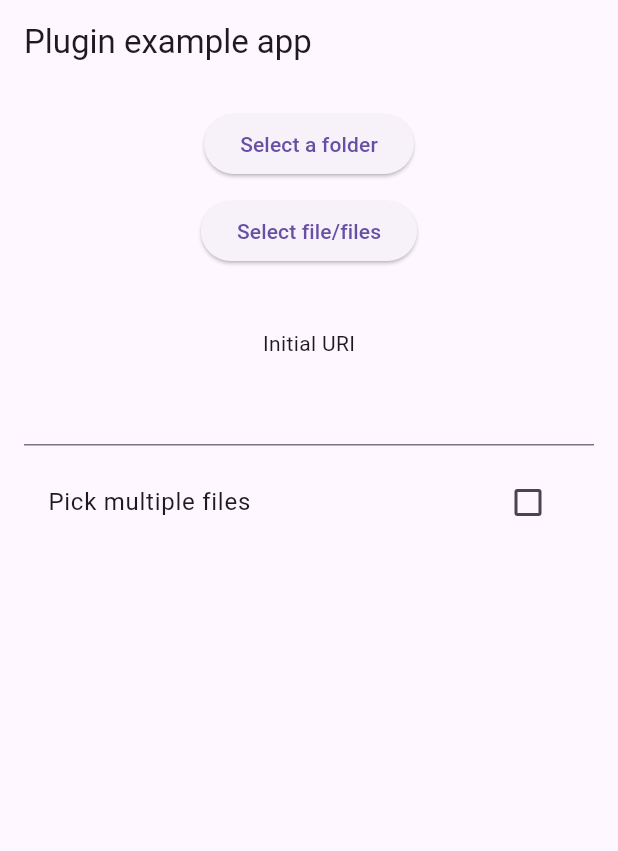
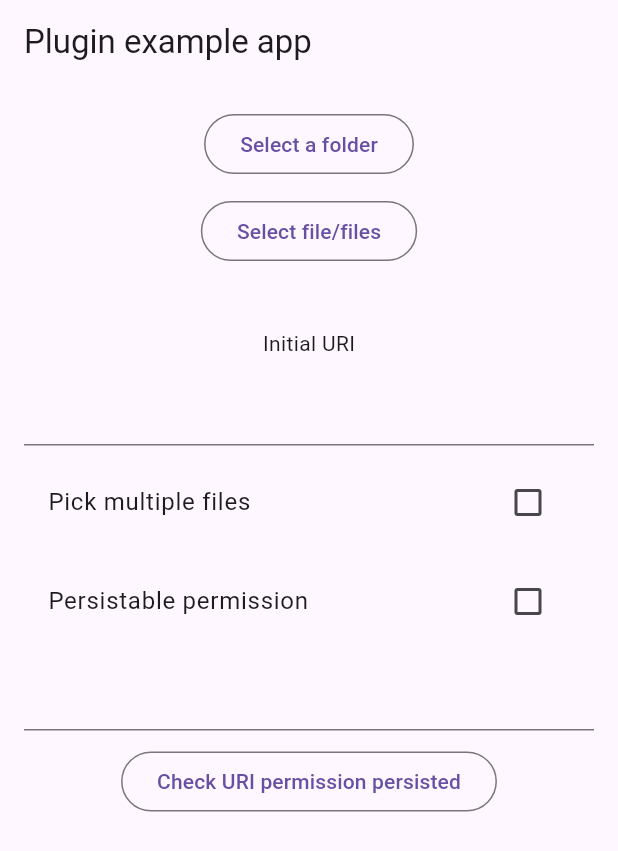
Before and after one commit to flutter-cavalry/saf_util, a Flutter app: the screen it shows after launch, after a tap on "Select a folder", on a phone screen of 412 x 824 dp. Shown: the top 851 px of the screen. Run offline on Flutter 3.47's test engine with Material 3 defaults, Android fonts, the phone set to English and light mode, and no system bars; our stand-ins replace plugin_platform_interface; missing offline and left inert: fc_quick_dialog, tmp_path.

Commit message:
Update example project

```diff
--- a/example/lib/main.dart
+++ b/example/lib/main.dart
@@ -1,3 +1,4 @@
+import 'package:fc_quick_dialog/fc_quick_dialog.dart';
 import 'package:flutter/material.dart';
 import 'package:saf_util/saf_util.dart';
 import 'package:saf_util_example/folder_route.dart';
@@ -17,18 +18,23 @@ class _MyAppState extends State<MyApp> {
   final _safUtilPlugin = SafUtil();
   var _status = '';
   var _multipleFiles = false;
-  late TextEditingController _controller;
+  var _persistablePermission = false;
+  late TextEditingController _initialUriController;
   var _initialUri = '';
+  late TextEditingController _checkPersistablePermissionInputController;
+  var _checkPersistablePermissionInput = '';
 
   @override
   void initState() {
     super.initState();
-    _controller = TextEditingController();
+    _initialUriController = TextEditingController();
+    _checkPersistablePermissionInputController = TextEditingController();
   }
 
   @override
   void dispose() {
-    _controller.dispose();
+    _initialUriController.dispose();
+    _checkPersistablePermissionInputController.dispose();
     super.dispose();
   }
 
@@ -43,11 +49,13 @@ class _MyAppState extends State<MyApp> {
         child: Column(
           spacing: 10,
           children: [
-            ElevatedButton(
+            OutlinedButton(
               onPressed: () async {
                 try {
                   final dir = await _safUtilPlugin.pickDirectory(
-                      writePermission: true, initialUri: _initialUri);
+                      writePermission: true,
+                      initialUri: _initialUri,
+                      persistablePermission: _persistablePermission);
                   if (dir == null) {
                     return;
                   }
@@ -70,7 +78,7 @@ class _MyAppState extends State<MyApp> {
               },
               child: const Text('Select a folder'),
             ),
-            ElevatedButton(
+            OutlinedButton(
               onPressed: () async {
                 try {
                   final files = await _safUtilPlugin.pickFiles(
@@ -101,7 +109,7 @@ class _MyAppState extends State<MyApp> {
             Text(_status),
             Text('Initial URI'),
             TextField(
-                controller: _controller,
+                controller: _initialUriController,
                 onChanged: (String value) {
                   setState(() {
                     _initialUri = value;
@@ -115,6 +123,44 @@ class _MyAppState extends State<MyApp> {
                     _multipleFiles = value!;
                   });
                 }),
+            CheckboxListTile(
+                title: const Text('Persistable permission'),
+                value: _persistablePermission,
+                onChanged: (value) {
+                  setState(() {
+                    _persistablePermission = value!;
+                  });
+                }),
+            TextField(
+                controller: _checkPersistablePermissionInputController,
+                onChanged: (String value) {
+                  setState(() {
+                    _checkPersistablePermissionInput = value;
+                  });
+                }),
+            OutlinedButton(
+              onPressed: () async {
+                try {
+                  final input = _checkPersistablePermissionInput;
+                  if (input.isEmpty) {
+                    return;
+                  }
+                  final ok = await _safUtilPlugin.hasPersistedPermission(input);
+                  if (!context.mounted) {
+                    return;
+                  }
+                  await FcQuickDialog.info(context,
+                      title: 'Is persisted permission?',
+                      content: 'Persisted permission: $ok',
+                      okText: 'OK');
+                } catch (err) {
+                  setState(() {
+                    _status = 'Error: $err';
+                  });
+                }
+              },
+              child: const Text('Check URI permission persisted'),
+            ),
           ],
         ),
       ),
```
Also changed, not shown: 1 other file.
